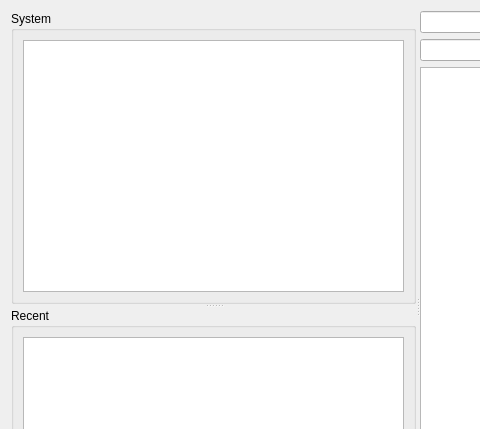
This is src/gui/system/FormSystemBrowser.ui in hiergaut/Goliath-Engine as Qt 5 draws it before an edit; both pictures show x 0 to 480 and y 0 to 429 of the 802 by 612 pixel window. The edited form follows.
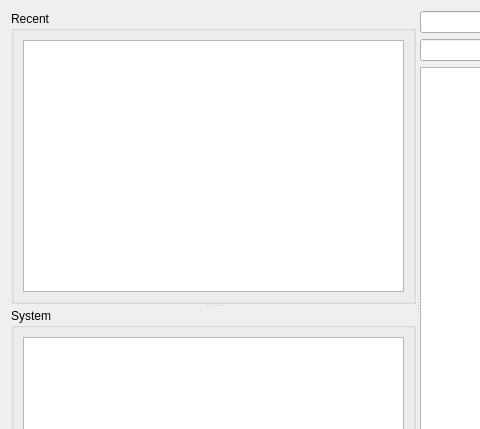
This is the edited form.

Patch:
```diff
--- a/src/gui/system/FormSystemBrowser.ui
+++ b/src/gui/system/FormSystemBrowser.ui
@@ -43,11 +43,11 @@
         </size>
        </property>
        <property name="title">
-        <string>System</string>
+        <string>Recent</string>
        </property>
        <layout class="QHBoxLayout" name="horizontalLayout_2">
         <item>
-         <widget class="QListView" name="listView_system">
+         <widget class="QListView" name="listView_recent">
           <property name="sizePolicy">
            <sizepolicy hsizetype="Expanding" vsizetype="Expanding">
             <horstretch>0</horstretch>
@@ -78,11 +78,11 @@
         </size>
        </property>
        <property name="title">
-        <string>Recent</string>
+        <string>System</string>
        </property>
        <layout class="QHBoxLayout" name="horizontalLayout_3">
         <item>
-         <widget class="QListView" name="listView_recent">
+         <widget class="QListView" name="listView_system">
           <property name="maximumSize">
            <size>
             <width>16777215</width>
@@ -94,7 +94,7 @@
        </layout>
       </widget>
      </widget>
-     <widget class="QWidget" name="">
+     <widget class="QWidget" name="layoutWidget">
       <layout class="QVBoxLayout" name="verticalLayout">
        <item>
         <layout class="QGridLayout" name="gridLayout">
```
